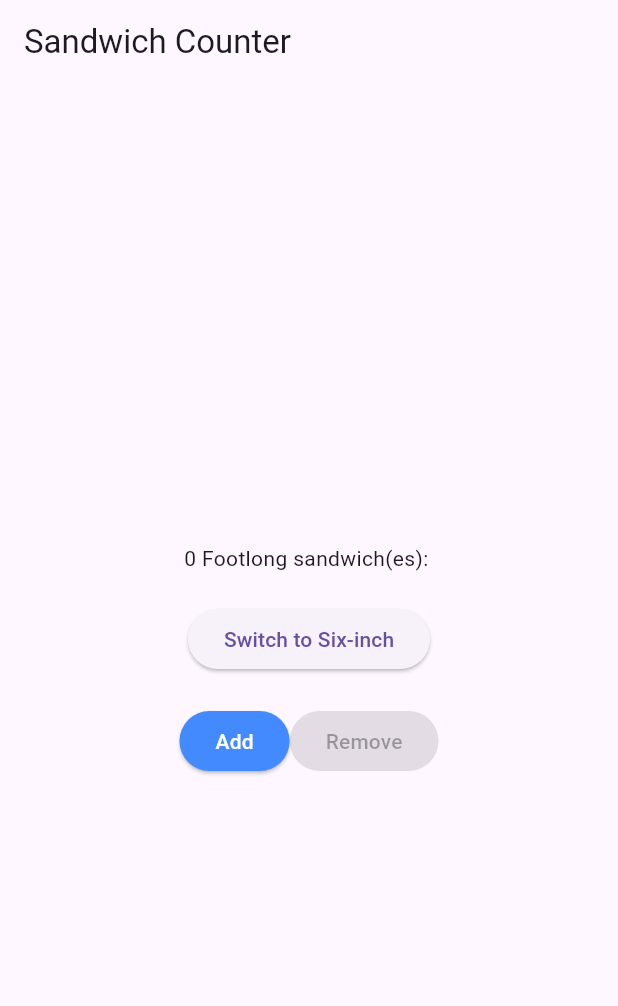
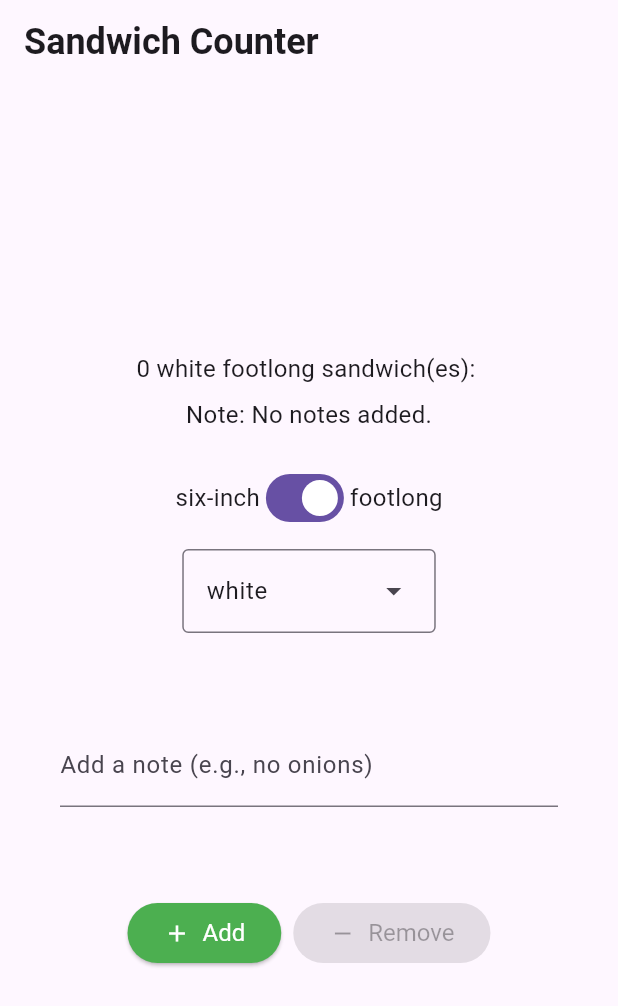
Before and after one commit to sillysalmondude/sandwich_shop, a Flutter app: the screen it shows after launch, on a phone screen of 412 x 824 dp. Shown: the top 1006 px of the screen. Run offline on Flutter 3.47's test engine with Material 3 defaults, Android fonts, the light colour scheme and no system bars.

Commit message:
Update _OrderScreenState and styled button class

```diff
--- a/lib/main.dart
+++ b/lib/main.dart
@@ -1,5 +1,8 @@
 import 'package:flutter/material.dart';
 import 'package:sandwich_shop/views/app_styles.dart';
+import 'package:sandwich_shop/repositories/order_repository.dart';
+
+enum BreadType { white, wheat, wholemeal }
 
 void main() {
   runApp(const App());
@@ -29,57 +32,139 @@
 }
 
 class _OrderScreenState extends State<OrderScreen> {
-  int _quantity = 0;
-  String _sandwichType = 'Footlong';
+  late final OrderRepository _orderRepository;
+  final TextEditingController _notesController = TextEditingController();
+  bool _isFootlong = true;
+  BreadType _selectedBreadType = BreadType.white;
 
-  void _increaseQuantity() {
-    setState(() => _quantity++);
-  }
-
-  void _decreaseQuantity() {
-    setState(() => _quantity--);
-  }
-
-  void _toggleSandwichType() {
-    setState(() {
-      _sandwichType = _sandwichType == 'Footlong' ? 'Six-inch' : 'Footlong';
+  @override
+  void initState() {
+    super.initState();
+    _orderRepository = OrderRepository(maxQuantity: widget.maxQuantity);
+    _notesController.addListener(() {
+      setState(() {});
     });
   }
 
   @override
+  void dispose() {
+    _notesController.dispose();
+    super.dispose();
+  }
+
+  VoidCallback? _getIncreaseCallback() {
+    if (_orderRepository.canIncrement) {
+      return () => setState(_orderRepository.increment);
+    }
+    return null;
+  }
+
+  VoidCallback? _getDecreaseCallback() {
+    if (_orderRepository.canDecrement) {
+      return () => setState(_orderRepository.decrement);
+    }
+    return null;
+  }
+
+  void _onSandwichTypeChanged(bool value) {
+    setState(() => _isFootlong = value);
+  }
+
+  void _onBreadTypeSelected(BreadType? value) {
+    if (value != null) {
+      setState(() => _selectedBreadType = value);
+    }
+  }
+
+  List<DropdownMenuEntry<BreadType>> _buildDropdownEntries() {
+    List<DropdownMenuEntry<BreadType>> entries = [];
+    for (BreadType bread in BreadType.values) {
+      DropdownMenuEntry<BreadType> newEntry = DropdownMenuEntry<BreadType>(
+        value: bread,
+        label: bread.name,
+      );
+      entries.add(newEntry);
+    }
+    return entries;
+  }
+
+  @override
   Widget build(BuildContext context) {
+    String sandwichType = 'footlong';
+    if (!_isFootlong) {
+      sandwichType = 'six-inch';
+    }
+
+    String noteForDisplay;
+    if (_notesController.text.isEmpty) {
+      noteForDisplay = 'No notes added.';
+    } else {
+      noteForDisplay = _notesController.text;
+    }
+
     return Scaffold(
       appBar: AppBar(
-        title: const Text('Sandwich Counter'),
+        title: const Text(
+          'Sandwich Counter',
+          style: heading1,
+        ),
       ),
       body: Center(
         child: Column(
           mainAxisAlignment: MainAxisAlignment.center,
           children: <Widget>[
             OrderItemDisplay(
-              quantity: _quantity,
-              itemType: _sandwichType,
-            ),
-            const SizedBox(height: 20),
-            ElevatedButton(
-              onPressed: _toggleSandwichType,
-              child: Text(
-                  'Switch to ${_sandwichType == 'Footlong' ? 'Six-inch' : 'Footlong'}'),
+              quantity: _orderRepository.quantity,
+              itemType: sandwichType,
+              breadType: _selectedBreadType,
+              orderNote: noteForDisplay,
             ),
             const SizedBox(height: 20),
             Row(
               mainAxisAlignment: MainAxisAlignment.center,
               children: [
-                StyledElevatedButton(
-                  onPressed:
-                      _quantity < widget.maxQuantity ? _increaseQuantity : null,
-                  isEnabled: _quantity < widget.maxQuantity,
+                const Text('six-inch', style: normalText),
+                Switch(
+                  value: _isFootlong,
+                  onChanged: _onSandwichTypeChanged,
+                ),
+                const Text('footlong', style: normalText),
+              ],
+            ),
+            const SizedBox(height: 10),
+            DropdownMenu<BreadType>(
+              textStyle: normalText,
+              initialSelection: _selectedBreadType,
+              onSelected: _onBreadTypeSelected,
+              dropdownMenuEntries: _buildDropdownEntries(),
+            ),
+            const SizedBox(height: 20),
+            Padding(
+              padding: const EdgeInsets.all(40.0),
+              child: TextField(
+                key: const Key('notes_textfield'),
+                controller: _notesController,
+                decoration: const InputDecoration(
+                  labelText: 'Add a note (e.g., no onions)',
+                ),
+              ),
+            ),
+            const SizedBox(height: 20),
+            Row(
+              mainAxisAlignment: MainAxisAlignment.center,
+              children: [
+                StyledButton(
+                  onPressed: _getIncreaseCallback(),
+                  icon: Icons.add,
                   label: 'Add',
+                  backgroundColor: Colors.green,
                 ),
-                StyledElevatedButton(
-                  onPressed: _quantity > 0 ? _decreaseQuantity : null,
-                  isEnabled: _quantity > 0,
+                const SizedBox(width: 8),
+                StyledButton(
+                  onPressed: _getDecreaseCallback(),
+                  icon: Icons.remove,
                   label: 'Remove',
+                  backgroundColor: Colors.red,
                 ),
               ],
             ),
@@ -90,40 +175,73 @@
   }
 }
 
-class OrderItemDisplay extends StatelessWidget {
-  final int quantity;
-  final String itemType;
+class StyledButton extends StatelessWidget {
+  final VoidCallback? onPressed;
+  final IconData icon;
+  final String label;
+  final Color backgroundColor;
 
-  const OrderItemDisplay(
-      {super.key, required this.quantity, required this.itemType});
-
-  @override
-  Widget build(BuildContext context) {
-    return Text('$quantity $itemType sandwich(es): ${'🥪' * quantity}');
-  }
-}
-
-class StyledElevatedButton extends StatelessWidget {
-  final VoidCallback? onPressed;
-  final bool isEnabled;
-  final String label;
-
-  const StyledElevatedButton({
+  const StyledButton({
     super.key,
     required this.onPressed,
-    required this.isEnabled,
+    required this.icon,
     required this.label,
+    required this.backgroundColor,
   });
 
   @override
   Widget build(BuildContext context) {
+    ButtonStyle myButtonStyle = ElevatedButton.styleFrom(
+      backgroundColor: backgroundColor,
+      foregroundColor: Colors.white,
+      textStyle: normalText,
+    );
+
     return ElevatedButton(
       onPressed: onPressed,
-      style: ElevatedButton.styleFrom(
-        backgroundColor: isEnabled ? Colors.blueAccent : Colors.grey,
-        foregroundColor: Colors.white,
+      style: myButtonStyle,
+      child: Row(
+        children: [
+          Icon(icon),
+          const SizedBox(width: 8),
+          Text(label),
+        ],
       ),
-      child: Text(label),
     );
   }
 }
+
+class OrderItemDisplay extends StatelessWidget {
+  final int quantity;
+  final String itemType;
+  final BreadType breadType;
+  final String orderNote;
+
+  const OrderItemDisplay({
+    super.key,
+    required this.quantity,
+    required this.itemType,
+    required this.breadType,
+    required this.orderNote,
+  });
+
+  @override
+  Widget build(BuildContext context) {
+    String displayText =
+        '$quantity ${breadType.name} $itemType sandwich(es): ${'🥪' * quantity}';
+
+    return Column(
+      children: [
+        Text(
+          displayText,
+          style: normalText,
+        ),
+        const SizedBox(height: 8),
+        Text(
+          'Note: $orderNote',
+          style: normalText,
+        ),
+      ],
+    );
+  }
+}
--- /dev/null
+++ b/lib/repositories/order_repository.dart
@@ -0,0 +1,23 @@
+class OrderRepository {
+  int _quantity = 0;
+  final int maxQuantity;
+
+  OrderRepository({required this.maxQuantity});
+
+  int get quantity => _quantity;
+
+  bool get canIncrement => _quantity < maxQuantity;
+  bool get canDecrement => _quantity > 0;
+
+  void increment() {
+    if (canIncrement) {
+      _quantity++;
+    }
+  }
+
+  void decrement() {
+    if (canDecrement) {
+      _quantity--;
+    }
+  }
+}
```
